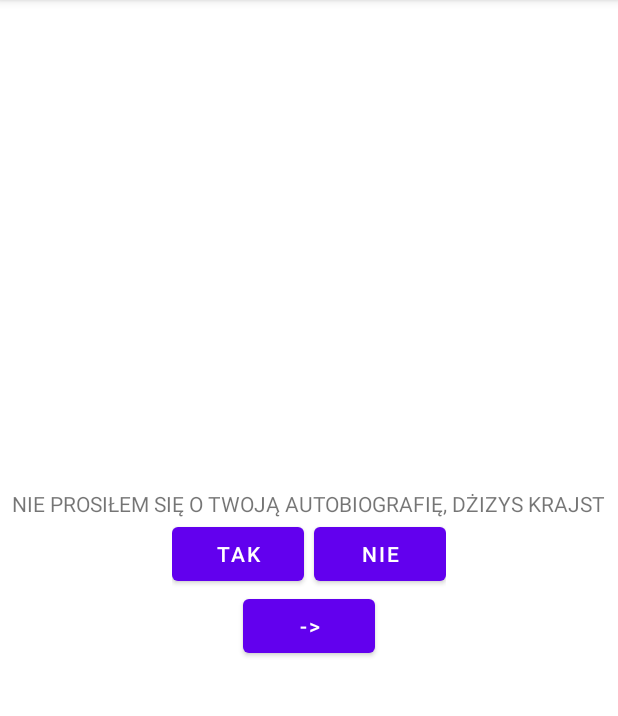
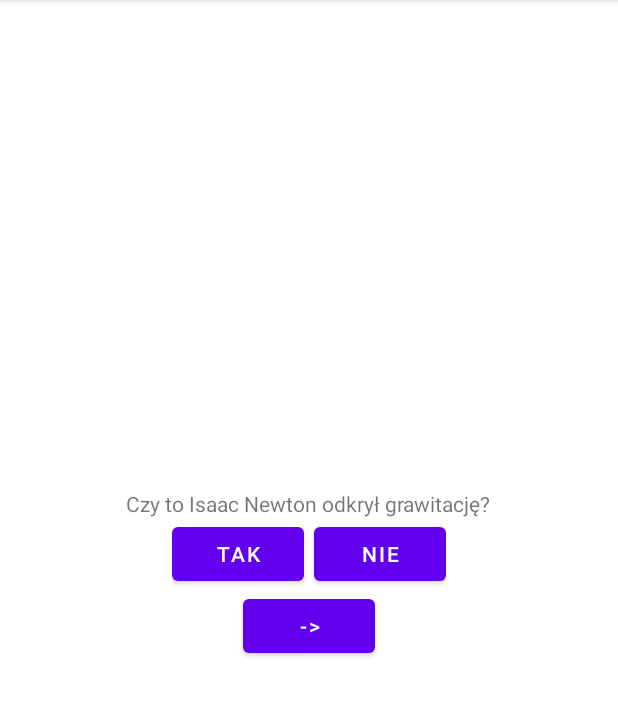
Before and after one commit to crossfade69/SystemyMobilne, an Android app: the screen it shows after launch (MainActivity), on a phone screen of 412 x 824 dp, the part 84-800 px from its top. Run offline under Robolectric (Android 15) with nearby library versions, the phone set to English and light mode, and no system bars.

Commit message:
Update strings.xml

```diff
--- a/src/main/res/values/strings.xml
+++ b/src/main/res/values/strings.xml
@@ -7,11 +7,9 @@
     <string name="correct_answer">Dobrze!</string>
     <string name="incorrect_answer">Źle!</string>
 
-    <string name="q_budyn">Lubisz budyń? Któż nie lubi dobrego budyniu... Z LUDZI!</string>
-    <string name="q_chrzescijanin">Chrześcijanin tańczy, tańczy, tańczy, tańczy, tańczy</string>
-    <string name="q_francesinha">francesinha (tost kiełbasa kotlet boczek parówki jakieś smażone
-        mięso ser tost jajko sadzone - frytki i wszystko ratuje tłusty sos) :)
-        Portugalskie narodowe danie</string>
-    <string name="q_autobiografia">NIE PROSIŁEM SIĘ O TWOJĄ AUTOBIOGRAFIĘ, DŻIZYS KRAJST</string>
-    <string name="q_napluli">NAPLULI MI W BARSZCZ</string>
+    <string name="q_budyn">Czy w ciele dorosłego człowieka znajduje się 206 kości?</string>
+    <string name="q_chrzescijanin">Pierwsze lądowanie człowieka na Księżycu wydarzyło się w 1969 roku?</string>
+    <string name="q_francesinha">Czy Steve Jobs był założycielem firmy Apple?</string>
+    <string name="q_autobiografia">Czy to Isaac Newton odkrył grawitację?</string>
+    <string name="q_napluli">Czy Bolesław Chrobry był pierwszym królem Polski?</string>
 </resources>
```
